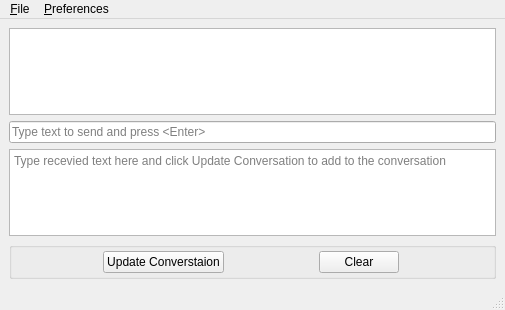
Qt form picokeyer.ui (guitarpicva/PicoKeyerTerminal) before a commit.
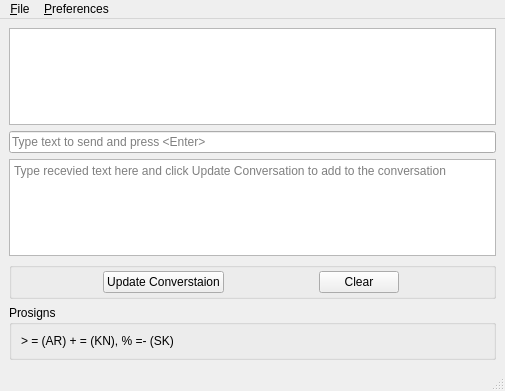
The same form after that commit.

Commit message: added label to show prosigns

What changed in the file:
```diff
--- a/picokeyer.ui
+++ b/picokeyer.ui
@@ -7,7 +7,7 @@
     <x>0</x>
     <y>0</y>
     <width>505</width>
-    <height>310</height>
+    <height>391</height>
    </rect>
   </property>
   <property name="windowTitle">
@@ -50,7 +50,7 @@
       <property name="title">
        <string/>
       </property>
-      <layout class="QHBoxLayout" name="horizontalLayout">
+      <layout class="QGridLayout" name="gridLayout">
        <property name="leftMargin">
         <number>2</number>
        </property>
@@ -63,7 +63,7 @@
        <property name="bottomMargin">
         <number>3</number>
        </property>
-       <item>
+       <item row="0" column="0">
         <widget class="QPushButton" name="updateConversationButton">
          <property name="sizePolicy">
           <sizepolicy hsizetype="Fixed" vsizetype="Fixed">
@@ -76,7 +76,7 @@
          </property>
         </widget>
        </item>
-       <item>
+       <item row="0" column="1">
         <widget class="QPushButton" name="clearButton">
          <property name="sizePolicy">
           <sizepolicy hsizetype="Fixed" vsizetype="Fixed">
@@ -92,6 +92,25 @@
       </layout>
      </widget>
     </item>
+    <item>
+     <widget class="QGroupBox" name="groupBox_2">
+      <property name="title">
+       <string>Prosigns</string>
+      </property>
+      <layout class="QHBoxLayout" name="horizontalLayout">
+       <item>
+        <widget class="QLabel" name="label">
+         <property name="text">
+          <string>&gt; = (AR) + = (KN), % =- (SK)</string>
+         </property>
+         <property name="wordWrap">
+          <bool>true</bool>
+         </property>
+        </widget>
+       </item>
+      </layout>
+     </widget>
+    </item>
    </layout>
   </widget>
   <widget class="QMenuBar" name="menubar">
```
